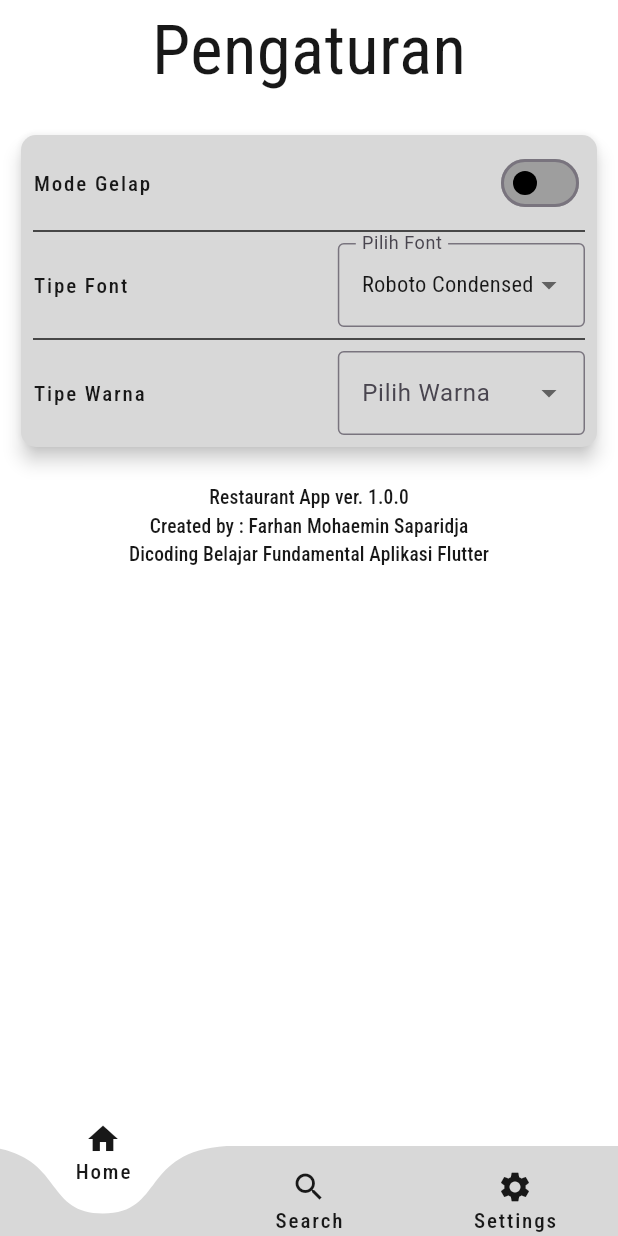
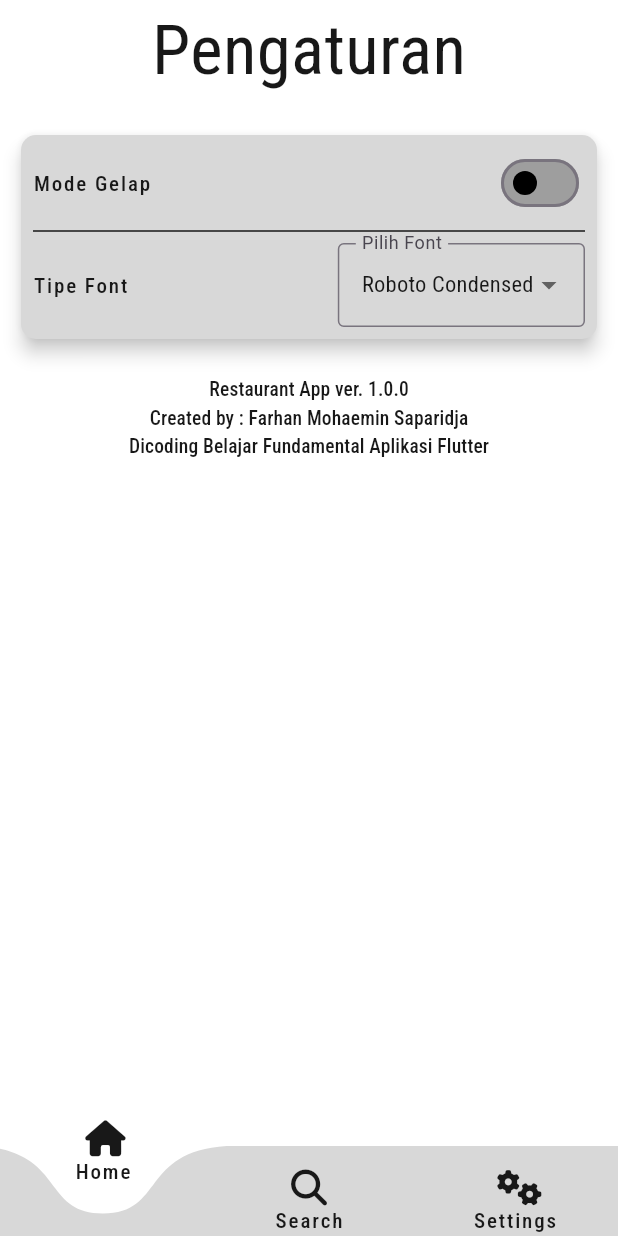
Before and after one commit to AANG-Enk/restaurant_app, a Flutter app: the screen it shows after launch, swiped to page 3, on a phone screen of 412 x 824 dp. Run offline on Flutter 3.47's test engine with Material 3 defaults, Android fonts, the phone set to English and light mode, and no system bars; drawn by our look-alikes of curved_navigation_bar; our stand-ins replace dropdown_search, font_awesome_flutter, google_fonts, shared_preferences.

Commit message:
SELF - Hapus Pilih Warna - DONE

```diff
--- a/lib/main.dart
+++ b/lib/main.dart
@@ -98,21 +98,21 @@ class _BottomNavScreenState extends State<BottomNavScreen>{
           Column(
             mainAxisAlignment: MainAxisAlignment.center,
             children: [
-              Icon(Icons.home),
+              Icon(FontAwesomeIcons.house),
               Text('Home', style: myTextTheme(configFont.font).labelLarge,)
             ],
           ),
           Column(
             mainAxisAlignment: MainAxisAlignment.center,
             children: [
-              Icon(Icons.search),
+              Icon(FontAwesomeIcons.search),
               Text('Search', style: myTextTheme(configFont.font).labelLarge,)
             ],
           ),
           Column(
             mainAxisAlignment: MainAxisAlignment.center,
             children: [
-              Icon(Icons.settings),
+              Icon(FontAwesomeIcons.cogs),
               Text('Settings', style: myTextTheme(configFont.font).labelLarge,)
             ],
           ),
--- a/lib/screen/SettingScreen.dart
+++ b/lib/screen/SettingScreen.dart
@@ -94,35 +94,35 @@ class SettingScreen extends StatelessWidget {
                         )
                       ],
                     ),
-                    Divider(
-                      color: configTheme.isDarkMode ? darkWhiteColor : lightWhiteColor,
-                      thickness: 1.0,
-                    ),
-                    Row(
-                      mainAxisAlignment: MainAxisAlignment.spaceBetween,
-                      children: [
-                        Text(
-                          'Tipe Warna',
-                          style: myTextTheme(configFont.font).labelLarge,
-                        ),
-                        SizedBox(
-                          width: MediaQuery.of(context).size.width * 0.4,
-                          child: DropdownButtonFormField(
-                            decoration: const InputDecoration(
-                              labelText: 'Pilih Warna',
-                              border: OutlineInputBorder(),
-                            ),
-                            items: colors.map((item) => DropdownMenuItem(
-                              value: item,
-                              child: Text(item, style: myTextTheme(configFont.font).titleMedium,),
-                            )).toList(),
-                            onChanged: (value){
-                              print("Pilih Warna : ${value}");
-                            }
-                          ),
-                        )
-                      ],
-                    ),
+                    // Divider(
+                    //   color: configTheme.isDarkMode ? darkWhiteColor : lightWhiteColor,
+                    //   thickness: 1.0,
+                    // ),
+                    // Row(
+                    //   mainAxisAlignment: MainAxisAlignment.spaceBetween,
+                    //   children: [
+                    //     Text(
+                    //       'Tipe Warna',
+                    //       style: myTextTheme(configFont.font).labelLarge,
+                    //     ),
+                    //     SizedBox(
+                    //       width: MediaQuery.of(context).size.width * 0.4,
+                    //       child: DropdownButtonFormField(
+                    //         decoration: const InputDecoration(
+                    //           labelText: 'Pilih Warna',
+                    //           border: OutlineInputBorder(),
+                    //         ),
+                    //         items: colors.map((item) => DropdownMenuItem(
+                    //           value: item,
+                    //           child: Text(item, style: myTextTheme(configFont.font).titleMedium,),
+                    //         )).toList(),
+                    //         onChanged: (value){
+                    //           print("Pilih Warna : ${value}");
+                    //         }
+                    //       ),
+                    //     )
+                    //   ],
+                    // ),
                   ],
                 ),
               ),
```
